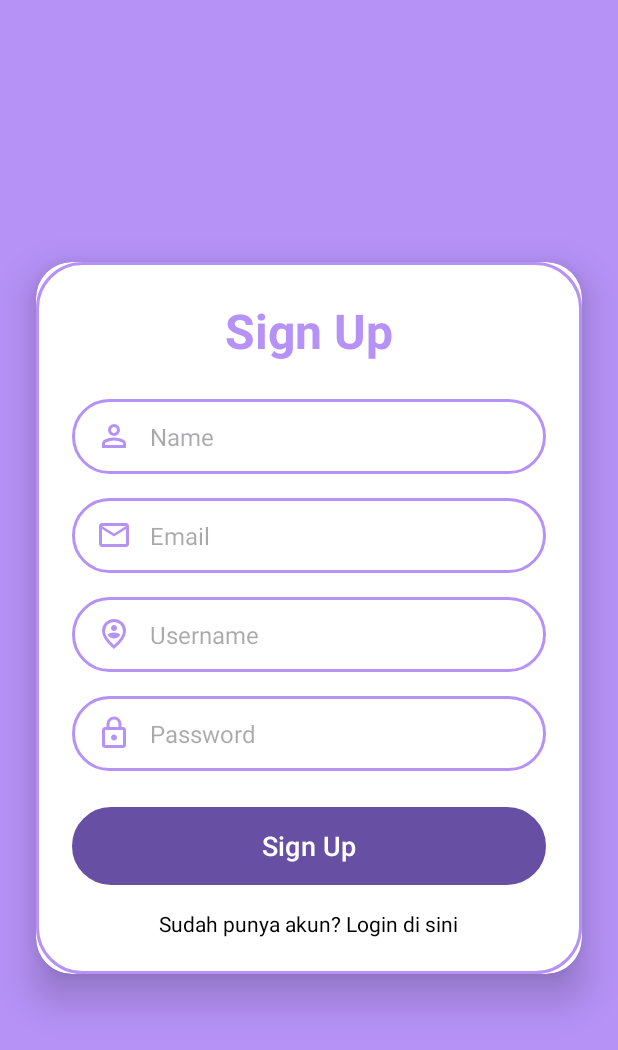
After one commit to andrianbaros/PlayMood, an Android app: the SignupActivity screen opened directly, with no data from a screen before it, on a phone screen of 412 x 824 dp. The commit adds this screen. Shown: the top 1050 px of the screen. Run offline under Robolectric (Android 15) with nearby library versions, the phone set to English and light mode, and no system bars; our stand-ins replace Firebase (no records; nobody signed in at launch, a user with empty details on screens opened directly).

Commit message:
page baru
Nambah login jeng signup

```diff
--- a/app/build.gradle.kts
+++ b/app/build.gradle.kts
@@ -1,5 +1,6 @@
 plugins {
     alias(libs.plugins.android.application)
+    alias(libs.plugins.google.gms.google.services)
 }
 
 android {
@@ -45,6 +46,7 @@ dependencies {
     implementation("androidx.camera:camera-camera2:1.1.0")
     implementation("androidx.camera:camera-lifecycle:1.1.0")
     implementation("androidx.camera:camera-view:1.0.0-alpha31")
+    implementation(libs.firebase.database)
 
     // Testing
     testImplementation(libs.junit)
--- a/app/src/main/java/com/example/playmood/MainActivity.java
+++ b/app/src/main/java/com/example/playmood/MainActivity.java
@@ -34,7 +34,7 @@ public class MainActivity extends AppCompatActivity implements MainView {
         presenter = new MainPresenter(this);
         startCamera();
 //baros
-        // Tambahkan listener untuk tombol deteksi
+
         btnDetect.setOnClickListener(v -> captureImageAndDetect());
     }
 
--- /dev/null
+++ b/app/src/main/java/com/example/playmood/SignupActivity.java
@@ -0,0 +1,81 @@
+package com.example.playmood;
+
+import android.content.Intent;
+import android.os.Bundle;
+import android.widget.Button;
+import android.widget.EditText;
+import android.widget.TextView;
+import android.widget.Toast;
+
+import androidx.appcompat.app.AppCompatActivity;
+
+import com.example.playmood.R;
+import com.example.playmood.presenter.SignupPresenter;
+import com.example.playmood.view.SignupView;
+
+public class SignupActivity extends AppCompatActivity implements SignupView {
+
+    EditText signupName, signupEmail, signupUsername, signupPassword;
+    Button signupButton;
+    TextView loginRedirectText;
+
+    SignupPresenter signupPresenter;
+
+    @Override
+    protected void onCreate(Bundle savedInstanceState) {
+        super.onCreate(savedInstanceState);
+        setContentView(R.layout.activity_signup);
+
+        signupName = findViewById(R.id.signup_name);
+        signupEmail = findViewById(R.id.signup_email);
+        signupUsername = findViewById(R.id.signup_username);
+        signupPassword = findViewById(R.id.signup_password);
+        signupButton = findViewById(R.id.signup_button);
+        loginRedirectText = findViewById(R.id.loginRedirectText);
+
+        signupPresenter = new SignupPresenter(this);
+
+        signupButton.setOnClickListener(v -> {
+            String name = signupName.getText().toString();
+            String email = signupEmail.getText().toString();
+            String username = signupUsername.getText().toString();
+            String password = signupPassword.getText().toString();
+
+            signupPresenter.signup(name, email, username, password);
+        });
+
+        loginRedirectText.setOnClickListener(v -> {
+            startActivity(new Intent(this, LoginActivity.class));
+        });
+    }
+
+    @Override
+    public void onSignUpSuccess() {
+        Toast.makeText(this, "Signup berhasil!", Toast.LENGTH_SHORT).show();
+        startActivity(new Intent(this, LoginActivity.class));
+        finish();
+    }
+
+    @Override
+    public void onSignUpError(String message) {
+        Toast.makeText(this, message, Toast.LENGTH_SHORT).show();
+    }
+
+    @Override
+    public void onInputError(String field, String message) {
+        switch (field) {
+            case "name":
+                signupName.setError(message);
+                break;
+            case "email":
+                signupEmail.setError(message);
+                break;
+            case "username":
+                signupUsername.setError(message);
+                break;
+            case "password":
+                signupPassword.setError(message);
+                break;
+        }
+    }
+}
--- /dev/null
+++ b/app/src/main/java/com/example/playmood/presenter/SignupPresenter.java
@@ -0,0 +1,42 @@
+package com.example.playmood.presenter;
+
+import androidx.annotation.NonNull;
+
+import com.example.playmood.model.UserModel;
+import com.example.playmood.view.SignupView;
+import com.google.firebase.database.DatabaseReference;
+import com.google.firebase.database.FirebaseDatabase;
+
+public class SignupPresenter {
+    private SignupView signupView;
+    private DatabaseReference reference;
+
+    public SignupPresenter(SignupView signupView) {
+        this.signupView = signupView;
+        reference = FirebaseDatabase.getInstance().getReference("Users");
+    }
+
+    public void signup(String name, String email, String username, String password) {
+        if (name.isEmpty()) {
+            signupView.onInputError("name", "Nama tidak boleh kosong");
+            return;
+        }
+        if (email.isEmpty()) {
+            signupView.onInputError("email", "Email tidak boleh kosong");
+            return;
+        }
+        if (username.isEmpty()) {
+            signupView.onInputError("username", "Username tidak boleh kosong");
+            return;
+        }
+        if (password.isEmpty()) {
+            signupView.onInputError("password", "Password tidak boleh kosong");
+            return;
+        }
+
+        UserModel user = new UserModel(name, email, username, password);
+        reference.child(username).setValue(user)
+                .addOnSuccessListener(unused -> signupView.onSignUpSuccess())
+                .addOnFailureListener(e -> signupView.onSignUpError("Gagal signup: " + e.getMessage()));
+    }
+}
--- /dev/null
+++ b/app/src/main/java/com/example/playmood/view/SignupView.java
@@ -0,0 +1,7 @@
+package com.example.playmood.view;
+
+public interface SignupView {
+    void onSignUpSuccess();
+    void onSignUpError(String message);
+    void onInputError(String field, String message);
+}
--- /dev/null
+++ b/app/src/main/res/drawable/email.xml
@@ -0,0 +1,9 @@
+<vector xmlns:android="http://schemas.android.com/apk/res/android"
+    android:width="24dp"
+    android:height="24dp"
+    android:viewportWidth="960"
+    android:viewportHeight="960">
+  <path
+      android:pathData="M160,800q-33,0 -56.5,-23.5T80,720v-480q0,-33 23.5,-56.5T160,160h640q33,0 56.5,23.5T880,240v480q0,33 -23.5,56.5T800,800L160,800ZM480,520L160,320v400h640v-400L480,520ZM480,440 L800,240L160,240l320,200ZM160,320v-80,480 -400Z"
+      android:fillColor="#B692F7"/>
+</vector>
--- /dev/null
+++ b/app/src/main/res/drawable/lavender_border.xml
@@ -0,0 +1,12 @@
+<?xml version="1.0" encoding="utf-8"?>
+<shape xmlns:android="http://schemas.android.com/apk/res/android"
+    android:shape="rectangle">
+
+    <stroke
+        android:width="2dp"
+        android:color="@color/lavender"/>
+
+    <corners
+        android:radius="30dp"/>
+
+</shape>
--- /dev/null
+++ b/app/src/main/res/drawable/lock.xml
@@ -0,0 +1,9 @@
+<vector xmlns:android="http://schemas.android.com/apk/res/android"
+    android:width="24dp"
+    android:height="24dp"
+    android:viewportWidth="960"
+    android:viewportHeight="960">
+  <path
+      android:pathData="M240,880q-33,0 -56.5,-23.5T160,800v-400q0,-33 23.5,-56.5T240,320h40v-80q0,-83 58.5,-141.5T480,40q83,0 141.5,58.5T680,240v80h40q33,0 56.5,23.5T800,400v400q0,33 -23.5,56.5T720,880L240,880ZM240,800h480v-400L240,400v400ZM480,680q33,0 56.5,-23.5T560,600q0,-33 -23.5,-56.5T480,520q-33,0 -56.5,23.5T400,600q0,33 23.5,56.5T480,680ZM360,320h240v-80q0,-50 -35,-85t-85,-35q-50,0 -85,35t-35,85v80ZM240,800v-400,400Z"
+      android:fillColor="#B692F7"/>
+</vector>
--- /dev/null
+++ b/app/src/main/res/drawable/person.xml
@@ -0,0 +1,9 @@
+<vector xmlns:android="http://schemas.android.com/apk/res/android"
+    android:width="24dp"
+    android:height="24dp"
+    android:viewportWidth="960"
+    android:viewportHeight="960">
+  <path
+      android:pathData="M480,480q-66,0 -113,-47t-47,-113q0,-66 47,-113t113,-47q66,0 113,47t47,113q0,66 -47,113t-113,47ZM160,800v-112q0,-34 17.5,-62.5T224,582q62,-31 126,-46.5T480,520q66,0 130,15.5T736,582q29,15 46.5,43.5T800,688v112L160,800ZM240,720h480v-32q0,-11 -5.5,-20T700,654q-54,-27 -109,-40.5T480,600q-56,0 -111,13.5T260,654q-9,5 -14.5,14t-5.5,20v32ZM480,400q33,0 56.5,-23.5T560,320q0,-33 -23.5,-56.5T480,240q-33,0 -56.5,23.5T400,320q0,33 23.5,56.5T480,400ZM480,320ZM480,720Z"
+      android:fillColor="#B692F7"/>
+</vector>
--- /dev/null
+++ b/app/src/main/res/drawable/person_pin.xml
@@ -0,0 +1,9 @@
+<vector xmlns:android="http://schemas.android.com/apk/res/android"
+    android:width="24dp"
+    android:height="24dp"
+    android:viewportWidth="960"
+    android:viewportHeight="960">
+  <path
+      android:pathData="M480,600q56,0 101,-27.5t71,-72.5q-35,-29 -79,-44.5T480,440q-49,0 -93,15.5T308,500q26,45 71,72.5T480,600ZM480,400q33,0 56.5,-23.5T560,320q0,-33 -23.5,-56.5T480,240q-33,0 -56.5,23.5T400,320q0,33 23.5,56.5T480,400ZM480,774q122,-112 181,-203.5T720,408q0,-109 -69.5,-178.5T480,160q-101,0 -170.5,69.5T240,408q0,71 59,162.5T480,774ZM480,880Q319,743 239.5,625.5T160,408q0,-150 96.5,-239T480,80q127,0 223.5,89T800,408q0,100 -79.5,217.5T480,880ZM480,400Z"
+      android:fillColor="#B692F7"/>
+</vector>
--- /dev/null
+++ b/app/src/main/res/layout/activity_signup.xml
@@ -0,0 +1,119 @@
+<?xml version="1.0" encoding="utf-8"?>
+<androidx.constraintlayout.widget.ConstraintLayout xmlns:android="http://schemas.android.com/apk/res/android"
+    xmlns:app="http://schemas.android.com/apk/res-auto"
+    xmlns:tools="http://schemas.android.com/tools"
+    android:id="@+id/main"
+    android:layout_width="match_parent"
+    android:layout_height="match_parent"
+    android:background="@color/lavender"
+    tools:context=".SignupActivity">
+
+    <androidx.cardview.widget.CardView
+        android:id="@+id/cardSignup"
+        android:layout_width="0dp"
+        android:layout_height="wrap_content"
+        app:cardCornerRadius="24dp"
+        app:cardElevation="16dp"
+        android:layout_margin="24dp"
+        app:layout_constraintTop_toTopOf="parent"
+        app:layout_constraintBottom_toBottomOf="parent"
+        app:layout_constraintStart_toStartOf="parent"
+        app:layout_constraintEnd_toEndOf="parent">
+
+        <LinearLayout
+            android:layout_width="match_parent"
+            android:layout_height="wrap_content"
+            android:orientation="vertical"
+            android:padding="24dp"
+            android:background="@drawable/lavender_border">
+
+            <TextView
+                android:layout_width="match_parent"
+                android:layout_height="wrap_content"
+                android:text="Sign Up"
+                android:textSize="32sp"
+                android:textStyle="bold"
+                android:textColor="@color/lavender"
+                android:gravity="center"
+                android:layout_marginBottom="24dp" />
+
+            <EditText
+                android:id="@+id/signup_name"
+                android:layout_width="match_parent"
+                android:layout_height="50dp"
+                android:hint="Name"
+                android:drawableLeft="@drawable/person"
+                android:drawablePadding="12dp"
+                android:background="@drawable/lavender_border"
+                android:paddingStart="16dp"
+                android:paddingEnd="16dp"
+                android:textColor="@color/black"
+                android:textSize="16sp" />
+
+            <EditText
+                android:id="@+id/signup_email"
+                android:layout_width="match_parent"
+                android:layout_height="50dp"
+                android:hint="Email"
+                android:drawableLeft="@drawable/email"
+                android:drawablePadding="12dp"
+                android:background="@drawable/lavender_border"
+                android:paddingStart="16dp"
+                android:paddingEnd="16dp"
+                android:textColor="@color/black"
+                android:textSize="16sp"
+                android:layout_marginTop="16dp" />
+
+            <EditText
+                android:id="@+id/signup_username"
+                android:layout_width="match_parent"
+                android:layout_height="50dp"
+                android:hint="Username"
+                android:drawableLeft="@drawable/person_pin"
+                android:drawablePadding="12dp"
+                android:background="@drawable/lavender_border"
+                android:paddingStart="16dp"
+                android:paddingEnd="16dp"
+                android:textColor="@color/black"
+                android:textSize="16sp"
+                android:layout_marginTop="16dp" />
+
+            <EditText
+                android:id="@+id/signup_password"
+                android:layout_width="match_parent"
+                android:layout_height="50dp"
+                android:hint="Password"
+                android:inputType="textPassword"
+                android:drawableLeft="@drawable/lock"
+                android:drawablePadding="12dp"
+                android:background="@drawable/lavender_border"
+                android:paddingStart="16dp"
+                android:paddingEnd="16dp"
+                android:textColor="@color/black"
+                android:textSize="16sp"
+                android:layout_marginTop="16dp" />
+
+            <Button
+                android:id="@+id/signup_button"
+                android:layout_width="match_parent"
+                android:layout_height="52dp"
+                android:text="Sign Up"
+                android:textColor="@android:color/white"
+                android:textSize="18sp"
+                android:layout_marginTop="24dp"
+                android:background="@drawable/lavender_border" />
+
+            <TextView
+                android:id="@+id/loginRedirectText"
+                android:layout_width="wrap_content"
+                android:layout_height="wrap_content"
+                android:text="Sudah punya akun? Login di sini"
+                android:textColor="@color/black"
+                android:textSize="14sp"
+                android:layout_gravity="center_horizontal"
+                android:layout_marginTop="16dp" />
+
+        </LinearLayout>
+    </androidx.cardview.widget.CardView>
+
+</androidx.constraintlayout.widget.ConstraintLayout>
--- a/app/src/main/res/values/colors.xml
+++ b/app/src/main/res/values/colors.xml
@@ -1,5 +1,11 @@
 <?xml version="1.0" encoding="utf-8"?>
 <resources>
+    <color name="purple_200">#FFBB86FC</color>
+    <color name="purple_500">#FF6200EE</color>
+    <color name="purple_700">#FF3700B3</color>
+    <color name="teal_200">#FF03DAC5</color>
+    <color name="teal_700">#FF018786</color>
     <color name="black">#FF000000</color>
     <color name="white">#FFFFFFFF</color>
+    <color name="lavender">#B692F7</color>
 </resources>
--- a/build.gradle.kts
+++ b/build.gradle.kts
@@ -1,4 +1,5 @@
 // Top-level build file where you can add configuration options common to all sub-projects/modules.
 plugins {
     alias(libs.plugins.android.application) apply false
+    alias(libs.plugins.google.gms.google.services) apply false
 }
--- a/gradle/libs.versions.toml
+++ b/gradle/libs.versions.toml
@@ -7,6 +7,8 @@ appcompat = "1.7.1"
 material = "1.12.0"
 activity = "1.10.1"
 constraintlayout = "2.2.1"
+googleGmsGoogleServices = "4.4.3"
+firebaseDatabase = "21.0.0"
 
 [libraries]
 junit = { group = "junit", name = "junit", version.ref = "junit" }
@@ -16,6 +18,8 @@ appcompat = { group = "androidx.appcompat", name = "appcompat", version.ref = "a
 material = { group = "com.google.android.material", name = "material", version.ref = "material" }
 activity = { group = "androidx.activity", name = "activity", version.ref = "activity" }
 constraintlayout = { group = "androidx.constraintlayout", name = "constraintlayout", version.ref = "constraintlayout" }
+firebase-database = { group = "com.google.firebase", name = "firebase-database", version.ref = "firebaseDatabase" }
 
 [plugins]
 android-application = { id = "com.android.application", version.ref = "agp" }
+google-gms-google-services = { id = "com.google.gms.google-services", version.ref = "googleGmsGoogleServices" }
```
Also changed, not shown: app/src/main/AndroidManifest.xml (+9 -2 lines), app/src/main/java/com/example/playmood/LoginActivity.java (added, +71 -0 lines), app/src/main/java/com/example/playmood/model/UserModel.java (added, +30 -0 lines), app/src/main/java/com/example/playmood/presenter/LoginPresenter.java (added, +57 -0 lines), app/src/main/java/com/example/playmood/view/LoginView.java (added, +10 -0 lines), app/src/main/res/layout/activity_login.xml (added, +95 -0 lines), 1 other file.
